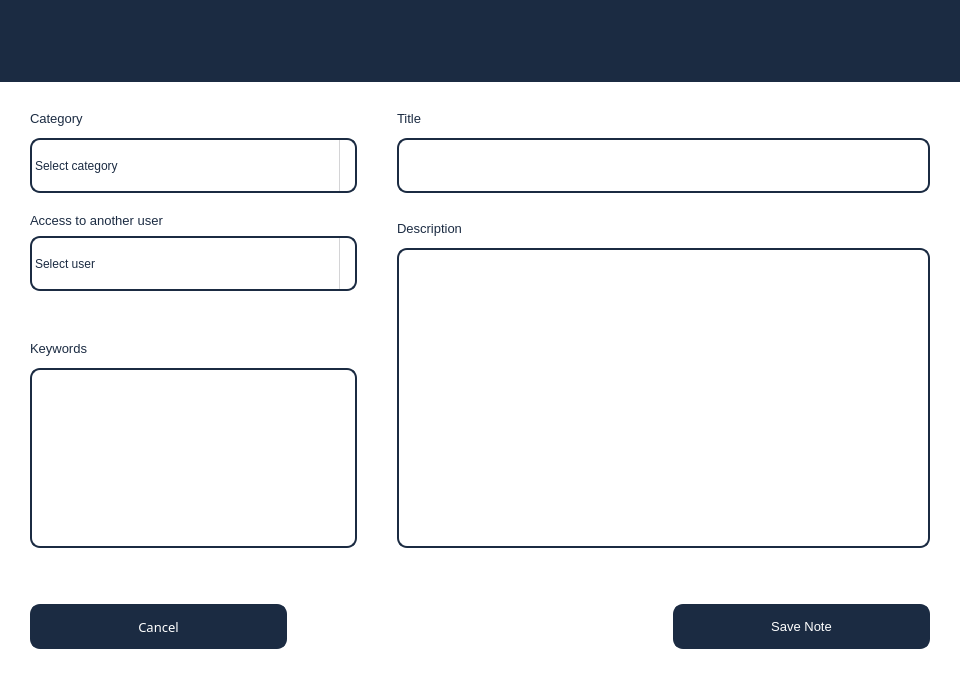
Qt form Front/addsavenote.ui (VictorApopiy/C-_Practice_Notes_Keeper) before a commit.
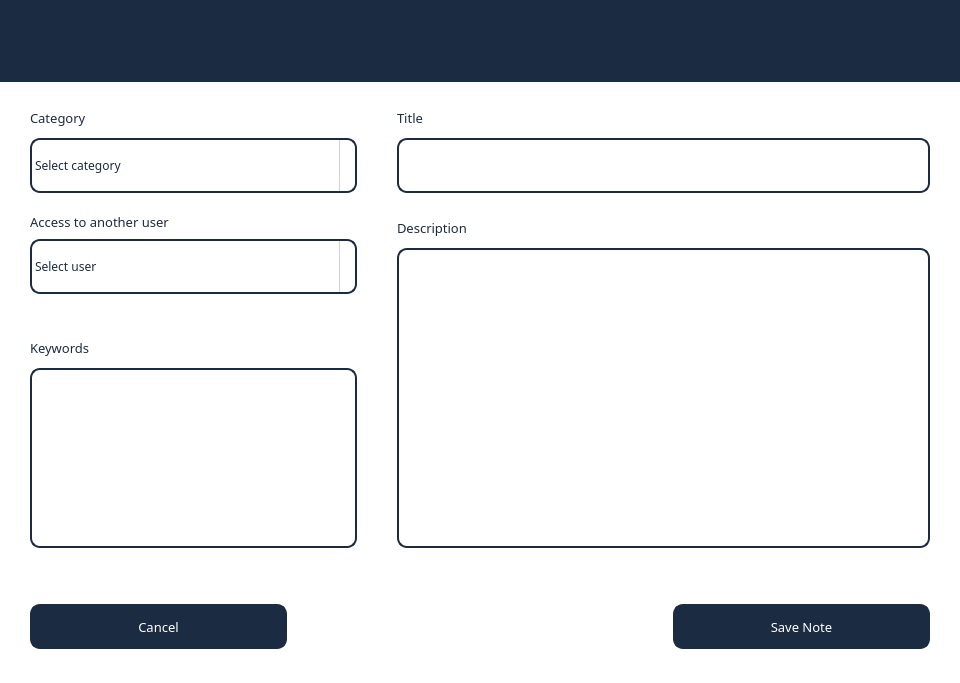
The same form after that commit. Icons and pictures are not drawn.

```diff
--- a/Front/addsavenote.ui
+++ b/Front/addsavenote.ui
@@ -218,6 +218,7 @@
               </property>
               <property name="font">
                <font>
+                <family>Yu Gothic Medium</family>
                 <pointsize>10</pointsize>
                </font>
               </property>
@@ -250,6 +251,11 @@
                 <height>16777215</height>
                </size>
               </property>
+              <property name="font">
+               <font>
+                <family>Yu Gothic Medium</family>
+               </font>
+              </property>
               <property name="styleSheet">
                <string notr="true">QComboBox {
 	color: rgb(27, 43, 66);
@@ -353,6 +359,7 @@
              <widget class="QLabel" name="label_3">
               <property name="font">
                <font>
+                <family>Yu Gothic Medium</family>
                 <pointsize>10</pointsize>
                </font>
               </property>
@@ -384,6 +391,11 @@
                 <height>55</height>
                </size>
               </property>
+              <property name="font">
+               <font>
+                <family>Yu Gothic Medium</family>
+               </font>
+              </property>
               <property name="styleSheet">
                <string notr="true">QComboBox {
 	color: rgb(27, 43, 66);
@@ -503,6 +515,7 @@
             </property>
             <property name="font">
              <font>
+              <family>Yu Gothic Medium</family>
               <pointsize>10</pointsize>
              </font>
             </property>
@@ -591,6 +604,7 @@
             </property>
             <property name="font">
              <font>
+              <family>Yu Gothic Medium</family>
               <pointsize>10</pointsize>
              </font>
             </property>
@@ -662,6 +676,7 @@
             </property>
             <property name="font">
              <font>
+              <family>Yu Gothic Medium</family>
               <pointsize>10</pointsize>
              </font>
             </property>
@@ -792,6 +807,7 @@
         </property>
         <property name="font">
          <font>
+          <family>Yu Gothic Medium</family>
           <pointsize>10</pointsize>
          </font>
         </property>
```
Left out of the diff: 41 changed lines with no effect on the pictures.
